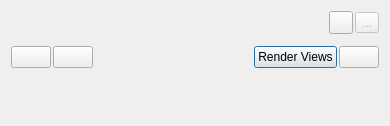
This is Qt/ApplicationComponents/Resources/UI/pqColorMapEditor.ui in Kitware/ParaView as Qt 5 draws it before an edit. The edited form follows.
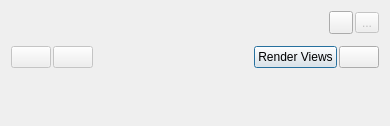
This is the edited form. Icons and pictures are not drawn. Custom widgets are drawn as their Qt base class.

Commit message:
BUG 14845: Added ability to reset color map.
Added ability to reset color map to XML defaults. The reset is not
naive, i.e. it will preserve the currently set color map data range.

Patch:
```diff
--- a/Qt/ApplicationComponents/Resources/UI/pqColorMapEditor.ui
+++ b/Qt/ApplicationComponents/Resources/UI/pqColorMapEditor.ui
@@ -118,6 +118,9 @@
          </property>
          <item>
           <widget class="QPushButton" name="RestoreDefaults">
+           <property name="enabled">
+            <bool>false</bool>
+           </property>
            <property name="toolTip">
             <string>Restore application default setting values for color map</string>
            </property>
@@ -128,6 +131,9 @@
          </item>
          <item>
           <widget class="QPushButton" name="SaveAsDefaults">
+           <property name="enabled">
+            <bool>false</bool>
+           </property>
            <property name="toolTip">
             <string>Save current color map settings values as default</string>
            </property>
```
The commit also changes 5 other files.
